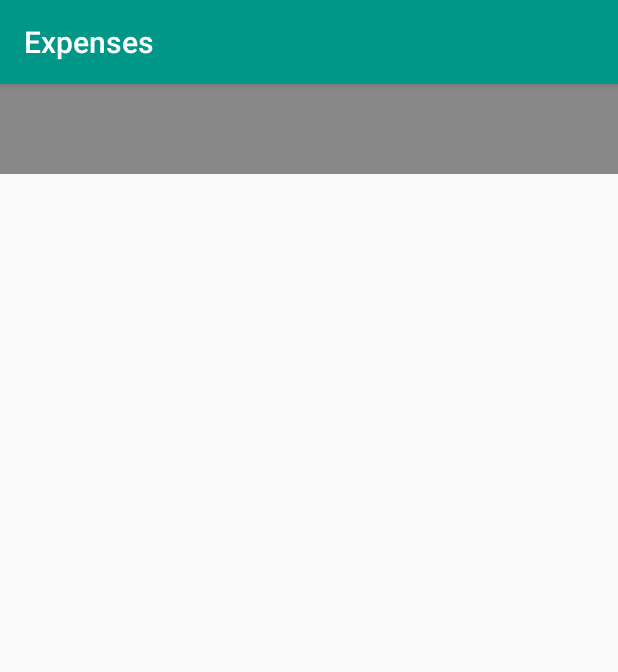
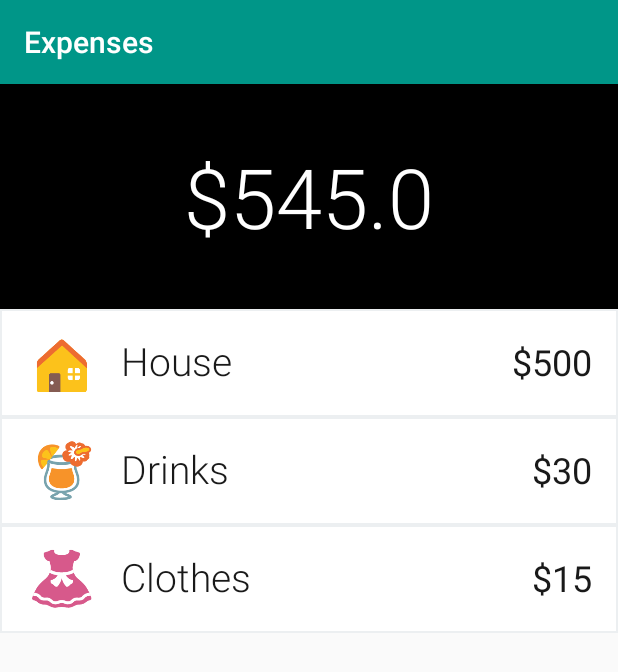
Before and after one commit to danifujii/Coute, an Android app: the CatsGraphActivity screen opened directly, with no data from a screen before it, on a phone screen of 412 x 824 dp. Shown: the top 672 px of the screen. Run offline under Robolectric (Android 15) with nearby library versions, the phone set to English and light mode, and no system bars; libraries missing offline, so code that uses them is left out: android.support.v7; 2 statements that could not run were skipped.

Commit message:
Grafico de Gastos segun Categoria.

```diff
--- a/app/src/main/java/com/example/daniel/projectnutella/CatsGraphActivity.java
+++ b/app/src/main/java/com/example/daniel/projectnutella/CatsGraphActivity.java
@@ -1,6 +1,5 @@
 package com.example.daniel.projectnutella;
 
-import android.os.Build;
 import android.support.v7.app.AppCompatActivity;
 import android.os.Bundle;
 import android.support.v7.widget.LinearLayoutManager;
@@ -10,9 +9,8 @@ import android.view.Display;
 import android.widget.TextView;
 
 import com.example.daniel.projectnutella.adapter.CategoryAdapter;
-import com.example.daniel.projectnutella.adapter.TransactionAdapter;
 import com.example.daniel.projectnutella.data.Transaction;
-import com.example.daniel.projectnutella.graphic.CategoryGraphicBuilder;
+import com.example.daniel.projectnutella.graphic.ExpGraphicView;
 
 import java.util.ArrayList;
 import java.util.List;
@@ -47,12 +45,12 @@ public class CatsGraphActivity extends AppCompatActivity {
 
     private void setGraphic(){
         double total = getGastosTotal();
-        //TextView expensesTv = ((TextView)findViewById(R.id.expenses_text_view));
-        //expensesTv.setText(String.valueOf(total));
-
-        //CategoryGraphicBuilder cgb = new CategoryGraphicBuilder(getScreenWidthDP());
-        //if (Build.VERSION.SDK_INT >= 16)
-        //    expensesTv.setBackground(cgb.getGraphic(catsList,getGastosTotal(),this));
+        ExpGraphicView egv = (ExpGraphicView) findViewById(R.id.expenses_graphic_view);
+        if (egv != null)
+            egv.setCategories(catsList,total,getScreenWidthDP());
+        TextView expensesTv = ((TextView)findViewById(R.id.expenses_text_view));
+        if (expensesTv != null)
+            expensesTv.setText("$"+String.valueOf(total));
     }
 
     private double getGastosTotal(){
@@ -68,6 +66,7 @@ public class CatsGraphActivity extends AppCompatActivity {
         display.getMetrics(outMetrics);
 
         float density  = getResources().getDisplayMetrics().density;
-        return outMetrics.widthPixels / density;
+        //return outMetrics.widthPixels / density;
+        return outMetrics.widthPixels;
     }
 }
--- a/app/src/main/java/com/example/daniel/projectnutella/adapter/TransactionAdapter.java
+++ b/app/src/main/java/com/example/daniel/projectnutella/adapter/TransactionAdapter.java
@@ -47,7 +47,6 @@ public class TransactionAdapter extends RecyclerView.Adapter<TransactionAdapter.
 
         String date = t.getDate();
         int spacePos = date.indexOf(" ");
-        Log.d("Space position",String.valueOf(spacePos));
         if (spacePos>=0)
             holder.dateTv.setText(date.substring(0,spacePos).replace('-','/'));
     }
--- a/app/src/main/java/com/example/daniel/projectnutella/data/CategoryManager.java
+++ b/app/src/main/java/com/example/daniel/projectnutella/data/CategoryManager.java
@@ -1,6 +1,8 @@
 package com.example.daniel.projectnutella.data;
 
 import android.app.Activity;
+import android.graphics.Color;
+import android.graphics.drawable.ColorDrawable;
 import android.graphics.drawable.Drawable;
 import android.support.v4.content.res.ResourcesCompat;
 
@@ -31,7 +33,7 @@ public class CategoryManager {
             case cat_shop: return ResourcesCompat.getDrawable(act.getResources(),R.mipmap.cat_shopping,null);
             case cat_transp: return ResourcesCompat.getDrawable(act.getResources(),R.mipmap.cat_transport,null);
         }
-        return null;
+        return new ColorDrawable(Color.TRANSPARENT);
     }
 
     public static void insertCategoriesIntoDB(Activity act){
--- a/app/src/main/java/com/example/daniel/projectnutella/graphic/ExpGraphicView.java
+++ b/app/src/main/java/com/example/daniel/projectnutella/graphic/ExpGraphicView.java
@@ -1,34 +1,66 @@
 package com.example.daniel.projectnutella.graphic;
 
+import android.app.Activity;
 import android.content.Context;
 import android.graphics.Canvas;
 import android.graphics.Color;
 import android.graphics.Paint;
 import android.graphics.Rect;
+import android.graphics.Typeface;
+import android.graphics.drawable.BitmapDrawable;
+import android.support.v7.graphics.Palette;
 import android.util.AttributeSet;
+import android.util.Log;
+import android.util.Pair;
 import android.view.View;
+
+import com.example.daniel.projectnutella.data.CategoryManager;
+import com.example.daniel.projectnutella.data.Transaction;
+
+import java.util.ArrayList;
+import java.util.List;
 
 /**
  * Created by Daniel on 15/7/2016.
  */
 public class ExpGraphicView extends View {
 
+    private List<Transaction> cats;
+    private List<Pair<Rect,Paint>> rects = new ArrayList<>();
+    private double total;
+    private Paint fontPaint = new Paint();
+
     public ExpGraphicView(Context context, AttributeSet attributeSet){
         super(context,attributeSet);
+    }
+
+    public void setCategories(List<Transaction> categories, double total, double totalWidth){
+        this.cats = categories;
+        this.total = total;
+
+        int suma = 0;
+        for(Transaction t: categories){
+            Paint p = new Paint();
+            p.setColor(Palette.from(((BitmapDrawable)CategoryManager.getImage((Activity)getContext(),t.getCat())).getBitmap())
+                    .generate().getLightVibrantColor(0x000000));
+            p.setStyle(Paint.Style.FILL);
+
+            int width = (int)((Double.valueOf(t.getAmount())/total) * totalWidth);
+            Rect rect = new Rect();
+            rect.set(suma,0,suma+width+1,700);  //plus 1 because of the rounding done when converting from double to int
+
+            rects.add(new Pair<>(rect,p));
+            suma = suma + width;
+
+        }
     }
 
     @Override
     protected void onDraw(Canvas canvas) {
         super.onDraw(canvas);
 
-        Rect rect = new Rect();
-        rect.set(0,0,canvas.getWidth(),90);
-
-        Paint grey = new Paint();
-        grey.setColor(Color.GRAY);
-        grey.setStyle(Paint.Style.FILL);
-
-        canvas.drawRect(rect,grey);
-
+        for(Pair<Rect,Paint> p : rects){
+            canvas.drawRect(p.first,p.second);
+        }
     }
 }
--- a/app/src/main/res/layout/activity_cats_graph.xml
+++ b/app/src/main/res/layout/activity_cats_graph.xml
@@ -8,9 +8,27 @@
     tools:context="com.example.daniel.projectnutella.CatsGraphActivity"
     >
 
-    <com.example.daniel.projectnutella.graphic.ExpGraphicView
+    <RelativeLayout
         android:layout_width="match_parent"
-        android:layout_height="wrap_content" />
+        android:layout_height="wrap_content">
+
+        <com.example.daniel.projectnutella.graphic.ExpGraphicView
+            android:id="@+id/expenses_graphic_view"
+            android:layout_width="match_parent"
+            android:layout_height="150dp" />
+
+        <TextView
+            android:id="@+id/expenses_text_view"
+            android:layout_width="match_parent"
+            android:layout_height="150dp"
+            android:textColor="@color/colorWhite"
+            android:textSize="55sp"
+            android:text="200"
+            android:gravity="center"
+            android:fontFamily="sans-serif-light"/>
+
+    </RelativeLayout>
+
 
     <android.support.v7.widget.RecyclerView
         android:id="@+id/cats_recycler_view"
--- a/app/src/main/res/layout/content_pocket.xml
+++ b/app/src/main/res/layout/content_pocket.xml
@@ -14,7 +14,7 @@
         android:background="@color/colorPrimaryDark"
         android:textColor="@color/colorWhite"
         android:gravity="center"
-        android:textSize="55dp"
+        android:textSize="55sp"
         android:height="100dp"
         android:fontFamily="sans-serif-thin"
         />
```
Also changed, not shown: app/src/main/java/com/example/daniel/projectnutella/graphic/CategoryGraphicBuilder.java (deleted, +0 -58 lines).
